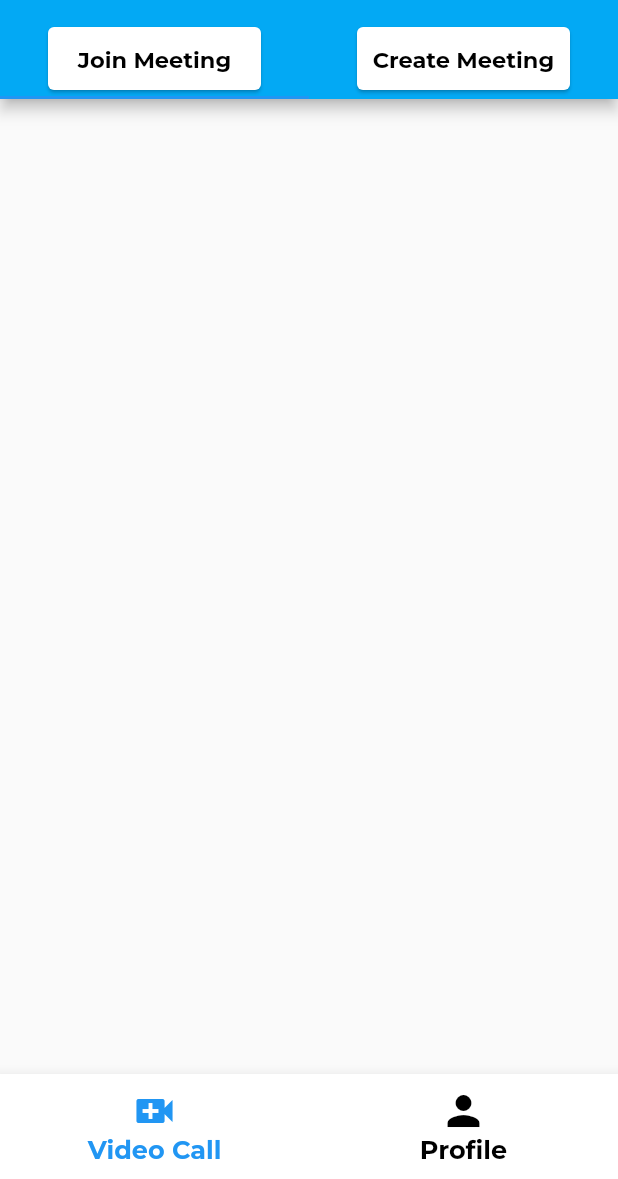
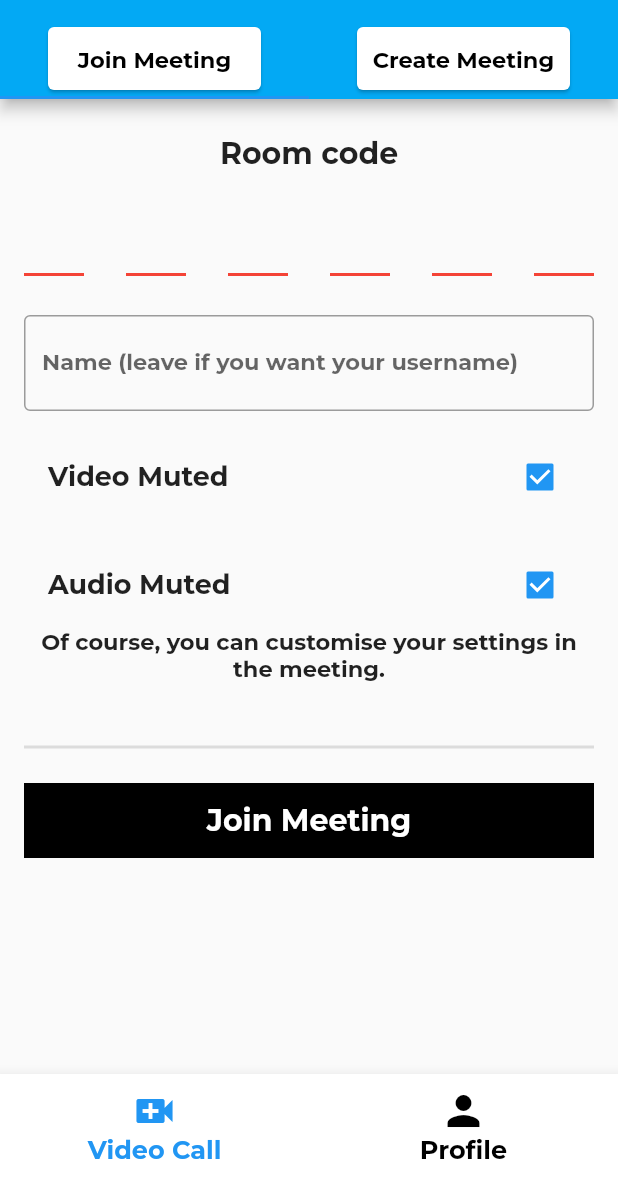
Before and after one commit to yousseffatih/Zoom_clone, a Flutter app: the screen it shows once a user with an empty profile is signed in, on a phone screen of 412 x 824 dp, the part 57-1236 px from its top. Run offline on Flutter 3.47's test engine with Material 2 defaults, Android fonts, the phone set to English and light mode, and no system bars; drawn by our look-alikes of pin_code_fields; our stand-ins replace cloud_firestore, firebase_auth, firebase_core, flutter_custom_clippers, google_fonts, introduction_screen; missing offline and left inert: flutter_gradient_colors, jitsi_meet; accounts and stored records are empty.

Commit message:
Joing Meetings 2

```diff
--- a/lib/videoconference/createMeeting.dart
+++ b/lib/videoconference/createMeeting.dart
@@ -28,7 +28,7 @@ class _createMeetingState extends State<createMeeting> {
           Container(
             margin: EdgeInsets.only(top: 20),
             child: Text(
-              "Create a code and share it with your friends",
+              "Create a code and share it with your friends.",
               style: mystyle(20),
               textAlign: TextAlign.center,
             ),
@@ -53,7 +53,7 @@ class _createMeetingState extends State<createMeeting> {
             child: Container(
               height: 50,
               width: MediaQuery.of(context).size.width / 2,
-              decoration: BoxDecoration(
+              decoration: const BoxDecoration(
                 gradient:
                     LinearGradient(colors: GradientColors.facebookMessenger),
               ),
--- a/lib/videoconference/joingmeeting.dart
+++ b/lib/videoconference/joingmeeting.dart
@@ -1,4 +1,12 @@
+import 'dart:io';
+
+import 'package:cloud_firestore/cloud_firestore.dart';
+import 'package:firebase_auth/firebase_auth.dart';
 import 'package:flutter/material.dart';
+import 'package:flutter_gradient_colors/flutter_gradient_colors.dart';
+import 'package:jitsi_meet/jitsi_meet.dart';
+import 'package:pin_code_fields/pin_code_fields.dart';
+import 'package:zoom_clone/variables.dart';
 
 class JoingMeeting extends StatefulWidget {
   const JoingMeeting({super.key});
@@ -8,8 +16,151 @@ class JoingMeeting extends StatefulWidget {
 }
 
 class _JoingMeetingState extends State<JoingMeeting> {
+  TextEditingController nameController = TextEditingController();
+  TextEditingController roomController = TextEditingController();
+  bool isVideoMuted = true;
+  bool isAudioMuted = true;
+  String username = "";
+
+  void initState() {
+    // TODO: implement initState
+    super.initState();
+    getuserdata();
+  }
+
+  getuserdata() async {
+    // DocumentSnapshot userdoc =
+    //     await usercollection.doc(FirebaseAuth.instance.currentUser!.uid).get();
+    var userdoc = await FirebaseFirestore.instance
+        .collection("users")
+        .doc(FirebaseAuth.instance.currentUser!.uid)
+        .get();
+    setState(() {
+      username = userdoc.data()!['username'];
+    });
+  }
+
+  joingMeeting() async {
+    try {
+      Map<FeatureFlagEnum, bool> featureflag = {
+        FeatureFlagEnum.WELCOME_PAGE_ENABLED: false,
+      };
+      if (Platform.isAndroid) {
+        featureflag[FeatureFlagEnum.CALL_INTEGRATION_ENABLED] = false;
+      } else if (Platform.isIOS) {
+        featureflag[FeatureFlagEnum.PIP_ENABLED] = false;
+      }
+      var options = JitsiMeetingOptions(
+        room: roomController.text,
+      )
+        ..userDisplayName =
+            nameController.text == '' ? username : nameController.text
+        ..audioMuted = isAudioMuted
+        ..videoMuted = isVideoMuted
+        ..featureFlags.addAll(featureflag); //dc783b
+
+      await JitsiMeet.joinMeeting(options);
+    } catch (e) {
+      print("Erro : $e");
+    }
+  }
+
   @override
   Widget build(BuildContext context) {
-    return const Scaffold();
+    return Scaffold(
+      body: Container(
+        padding: const EdgeInsets.symmetric(horizontal: 16),
+        child: SingleChildScrollView(
+          child: Column(
+            children: [
+              const SizedBox(height: 24),
+              Text(
+                "Room code",
+                style: mystyle(20),
+              ),
+              const SizedBox(height: 20),
+              PinCodeTextField(
+                appContext: context,
+                controller: roomController,
+                autoDisposeControllers: false,
+                animationType: AnimationType.fade,
+                pinTheme: PinTheme(
+                  shape: PinCodeFieldShape.underline,
+                ),
+                animationDuration: const Duration(milliseconds: 300),
+                length: 6,
+                onChanged: (value) {},
+              ),
+              const SizedBox(height: 10),
+              TextField(
+                controller: nameController,
+                style: mystyle(20),
+                decoration: InputDecoration(
+                  border: OutlineInputBorder(),
+                  labelText: "Name (leave if you want your username)",
+                  labelStyle: mystyle(15),
+                ),
+              ),
+              const SizedBox(height: 16),
+              CheckboxListTile(
+                value: isVideoMuted,
+                onChanged: (value) {
+                  setState(() {
+                    isVideoMuted = value!;
+                  });
+                },
+                title: Text(
+                  "Video Muted",
+                  style: mystyle(18),
+                ),
+              ),
+              const SizedBox(height: 16),
+              CheckboxListTile(
+                value: isAudioMuted,
+                onChanged: (value) {
+                  setState(() {
+                    isVideoMuted = value!;
+                  });
+                },
+                title: Text(
+                  "Audio Muted",
+                  style: mystyle(18),
+                ),
+              ),
+              Text(
+                "Of course, you can customise your settings in the meeting.",
+                style: mystyle(15),
+                textAlign: TextAlign.center,
+              ),
+              const SizedBox(height: 20),
+              const Divider(
+                height: 48,
+                thickness: 2.0,
+              ),
+              InkWell(
+                onTap: () => joingMeeting(),
+                child: Container(
+                  height: 50,
+                  width: double.maxFinite,
+                  decoration: const BoxDecoration(
+                    gradient: LinearGradient(
+                        colors: GradientColors.facebookMessenger),
+                  ),
+                  child: Center(
+                    child: Text(
+                      "Join Meeting",
+                      style: mystyle(
+                        20,
+                        Colors.white,
+                      ),
+                    ),
+                  ),
+                ),
+              )
+            ],
+          ),
+        ),
+      ),
+    );
   }
 }
--- a/pubspec.yaml
+++ b/pubspec.yaml
@@ -44,8 +44,10 @@ dependencies:
   introduction_screen: ^3.1.11
   flutter_custom_clippers: ^2.1.0
   image_picker: ^1.0.1
-  jitsi_meet_wrapper: ^0.2.0+1
+  # jitsi_meet_wrapper: ^0.2.0+1
   google_fonts: ^5.1.0
+  pin_code_fields: ^8.0.1
+  jitsi_meet: ^4.0.0
 
 dev_dependencies:
   flutter_test:
```
Also changed, not shown: pubspec.lock.
